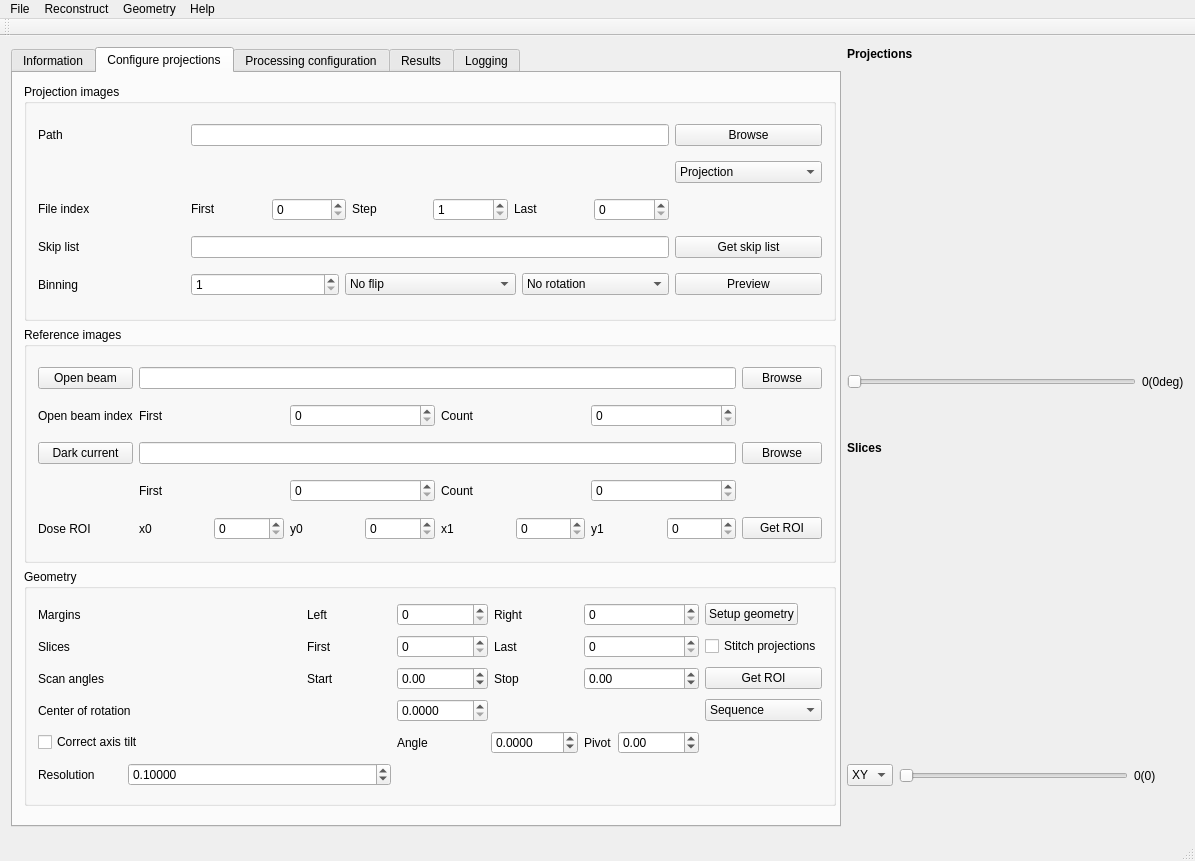
Qt form src/muhrec3/muhrecmainwindow.ui (neutronimaging/imagingsuite) before a commit.
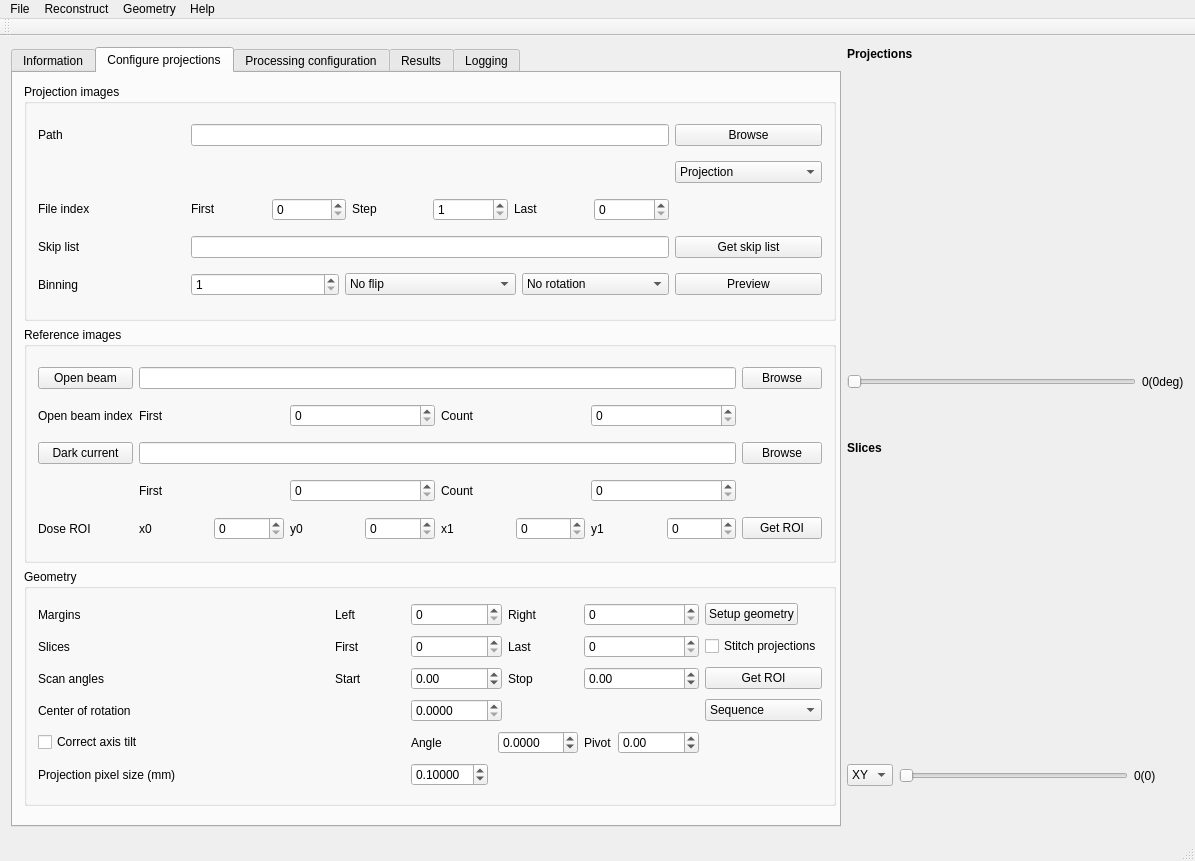
The same form after that commit. Custom widgets are drawn as their Qt base class.

Commit message: Revised the too large matrix dialog

```diff
--- a/src/muhrec3/muhrecmainwindow.ui
+++ b/src/muhrec3/muhrecmainwindow.ui
@@ -942,29 +942,13 @@
               <item row="5" column="0">
                <widget class="QLabel" name="label_37">
                 <property name="text">
-                 <string>Resolution</string>
+                 <string>Projection pixel size (mm)</string>
                 </property>
                 <property name="buddy">
                  <cstring>dspinResolution</cstring>
                 </property>
                </widget>
               </item>
-              <item row="5" column="1" colspan="3">
-               <widget class="QDoubleSpinBox" name="dspinResolution">
-                <property name="decimals">
-                 <number>5</number>
-                </property>
-                <property name="maximum">
-                 <double>10.000000000000000</double>
-                </property>
-                <property name="singleStep">
-                 <double>0.010000000000000</double>
-                </property>
-                <property name="value">
-                 <double>0.100000000000000</double>
-                </property>
-               </widget>
-              </item>
               <item row="3" column="7">
                <widget class="QComboBox" name="comboDataSequence">
                 <item>
@@ -1006,6 +990,28 @@
                 </property>
                </widget>
               </item>
+              <item row="5" column="4">
+               <widget class="QDoubleSpinBox" name="dspinResolution">
+                <property name="sizePolicy">
+                 <sizepolicy hsizetype="Maximum" vsizetype="Fixed">
+                  <horstretch>0</horstretch>
+                  <verstretch>0</verstretch>
+                 </sizepolicy>
+                </property>
+                <property name="decimals">
+                 <number>5</number>
+                </property>
+                <property name="maximum">
+                 <double>10.000000000000000</double>
+                </property>
+                <property name="singleStep">
+                 <double>0.010000000000000</double>
+                </property>
+                <property name="value">
+                 <double>0.100000000000000</double>
+                </property>
+               </widget>
+              </item>
              </layout>
             </widget>
            </item>
```
The commit also changes 6 other files.
